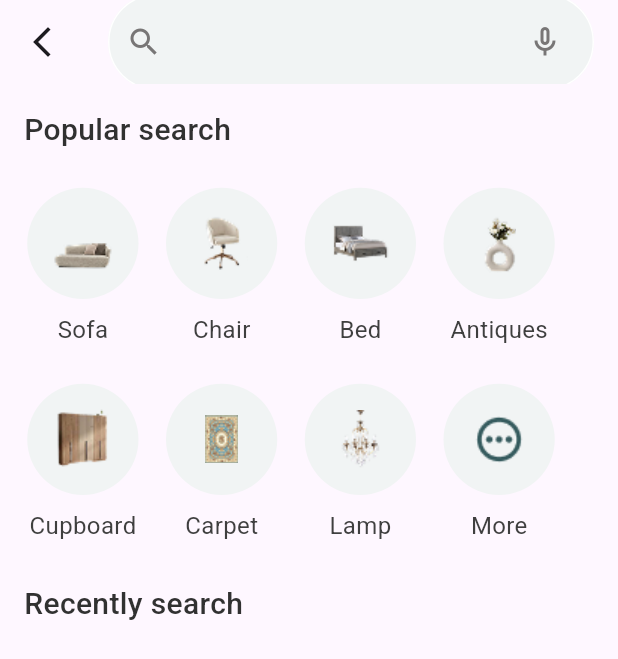
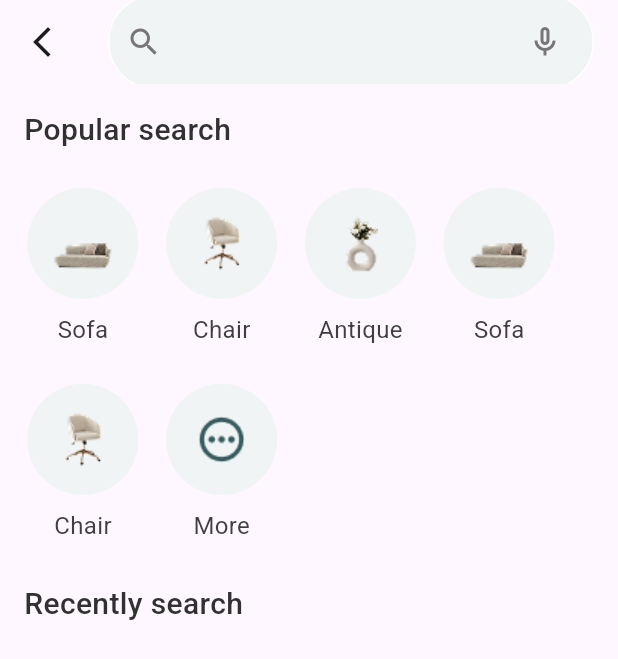
Before and after one commit to Rana-Mohsen/betna, a Flutter app: the SearchView screen opened by its route, on a phone screen of 412 x 824 dp. Shown: the top 659 px of the screen. Run offline on Flutter 3.47's test engine with Material 3 defaults, Android fonts, the light colour scheme and no system bars; our stand-ins replace bloc, carousel_slider, dartz, dio, flutter_bloc, get_it and 5 more; missing offline and left inert: imageview360.

Commit message:
home see all nav + search categories nav

```diff
--- a/lib/constants.dart
+++ b/lib/constants.dart
@@ -11,7 +11,7 @@ const kGrayTextColor = Color(0xff323232);
 
 const kMainPadding = EdgeInsets.all(16.0);
 
-final List<String> categoriesList = ["chair","sofa","antique"];
+final List<String> categoriesList = ["Chair", "Sofa", "Antique"];
 
 final Map<String, List<ItemModel>> itemList = {
   "chair": [
@@ -48,7 +48,7 @@ final Map<String, List<ItemModel>> itemList = {
       image: 'assets/images/items/sofa1.png',
     ),
   ],
-  "antique":[
+  "antique": [
     ItemModel(
       name: "antique",
       price: "80",
@@ -64,7 +64,7 @@ final Map<String, List<ItemModel>> itemList = {
       price: "80",
       image: 'assets/images/items/antique.png',
     ),
-    ]
+  ],
 };
 
 List<ItemModel> cartList = [];
--- a/lib/core/utils/app_routes.dart
+++ b/lib/core/utils/app_routes.dart
@@ -13,6 +13,7 @@ import 'package:betna/views/favorite/favorite_view.dart';
 import 'package:betna/views/home/home_view.dart';
 import 'package:betna/views/home/notification_view.dart';
 import 'package:betna/views/home/product_view.dart';
+import 'package:betna/views/home/see_all_view.dart';
 import 'package:betna/views/profile/profile_view.dart';
 import 'package:betna/views/search/search_view.dart';
 import 'package:flutter_bloc/flutter_bloc.dart';
@@ -23,6 +24,7 @@ abstract class AppRoutes {
   static const kSignupView = '/signupView';
   static const kBottomNavigationView = '/bottomNavigationView';
   static const kHomeView = '/homeView';
+  static const kSeeAllview = '/seeAllView';
   static const kNotificationView = '/notificationView';
   static const kProductView = '/productView';
   static const kFavoriteView = '/favoriteView';
@@ -51,6 +53,11 @@ abstract class AppRoutes {
         builder: (context, state) => const BottomNavigation(),
       ),
       GoRoute(path: kHomeView, builder: (context, state) => const HomeView()),
+      GoRoute(
+        path: kSeeAllview,
+        builder: (context, state) =>  SeeAllView(ctg: state.extra as String,),
+      ),
+
       GoRoute(
         path: kNotificationView,
         builder: (context, state) => const NotificationView(),
--- a/lib/views/search/widgets/search_category.dart
+++ b/lib/views/search/widgets/search_category.dart
@@ -1,6 +1,8 @@
 import 'package:betna/constants.dart';
+import 'package:betna/core/utils/app_routes.dart';
 import 'package:betna/core/utils/font_styles.dart';
 import 'package:flutter/material.dart';
+import 'package:go_router/go_router.dart';
 import 'package:sizer/sizer.dart';
 
 class SearchCategory extends StatefulWidget {
@@ -17,7 +19,13 @@ class _SearchCategoryState extends State<SearchCategory> {
     return Column(
       spacing: 5,
       children: [
-        Container(
+        GestureDetector(
+          onTap:
+              () => context.push(
+                AppRoutes.kSeeAllview,
+                extra: widget.name,
+              ),
+          child: Container(
             height: 10.h,
             width: 18.w,
             decoration: BoxDecoration(
@@ -25,6 +33,7 @@ class _SearchCategoryState extends State<SearchCategory> {
               shape: BoxShape.circle,
             ),
             child: Image.asset(widget.image),
+          ),
         ),
         Text(
           widget.name,
--- a/lib/views/search/widgets/search_view_body.dart
+++ b/lib/views/search/widgets/search_view_body.dart
@@ -15,12 +15,10 @@ class _SearchViewBodyState extends State<SearchViewBody> {
   List<Map<String, dynamic>> categories = [
     {"image": "assets/images/categories/sofa.png", "name": "Sofa"},
     {"image": "assets/images/categories/chair.png", "name": "Chair"},
-    {"image": "assets/images/categories/bed.png", "name": "Bed"},
+    {"image": "assets/images/categories/antiques.png", "name": "Antique"},
+    {"image": "assets/images/categories/sofa.png", "name": "Sofa"},
+    {"image": "assets/images/categories/chair.png", "name": "Chair"},
     {"image": "assets/images/categories/antiques.png", "name": "Antiques"},
-    {"image": "assets/images/categories/cupboard.png", "name": "Cupboard"},
-    {"image": "assets/images/categories/carpet.png", "name": "Carpet"},
-    {"image": "assets/images/categories/lamp.png", "name": "Lamp"},
-    {"image": "assets/images/categories/chair.png", "name": "Chair"},
   ];
   @override
   Widget build(BuildContext context) {
@@ -41,8 +39,8 @@ class _SearchViewBodyState extends State<SearchViewBody> {
             childAspectRatio: 100.w / (100.h / 1.3),
             crossAxisSpacing: 14,
             mainAxisSpacing: 10,
-            children: List.generate(8, (index) {
-              if (index == 7) {
+            children: List.generate(categories.length, (index) {
+              if (index == categories.length - 1) {
                 return SearchCategory(
                   image: "assets/icons/more.png",
                   name: "More",
```
Also changed, not shown: lib/views/home/see_all_view.dart (+7 -16 lines), lib/views/home/widgets/home_view_body.dart (+31 -9 lines), lib/views/home/widgets/see_all_view_body.dart (+6 -8 lines). Lines whose indentation alone changed are shown as unchanged.
